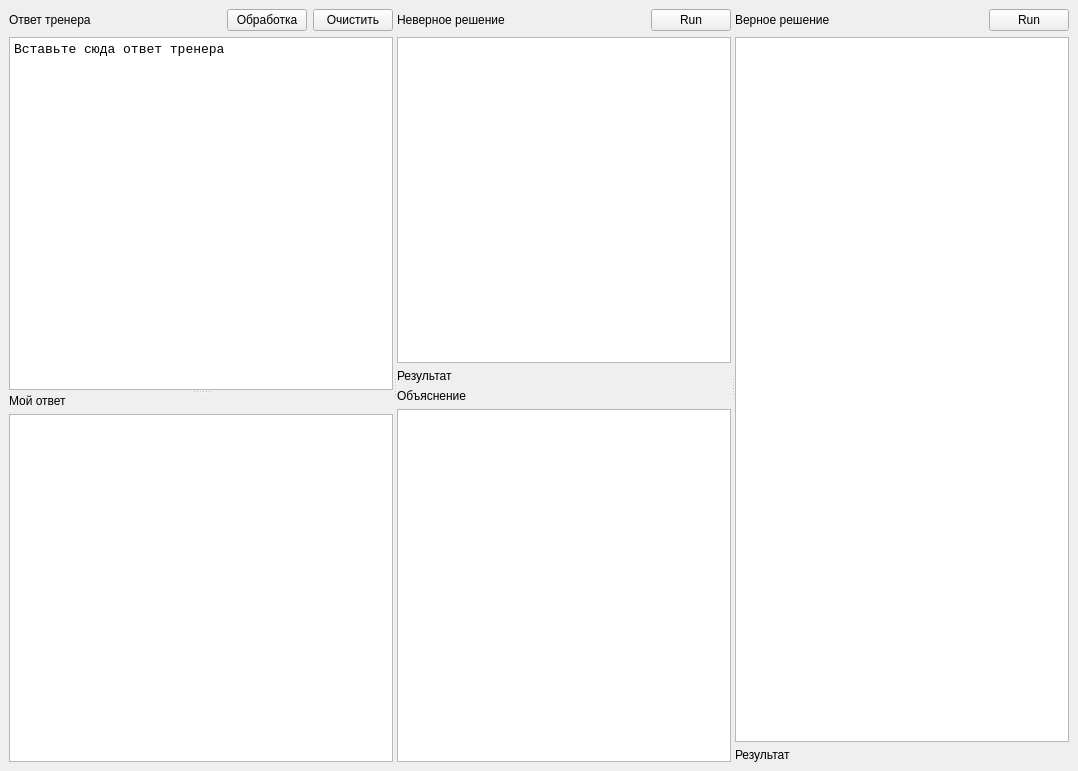
This is mainwindow.ui in grigvlwork/logic as Qt 5 draws it before an edit. The edited form follows.
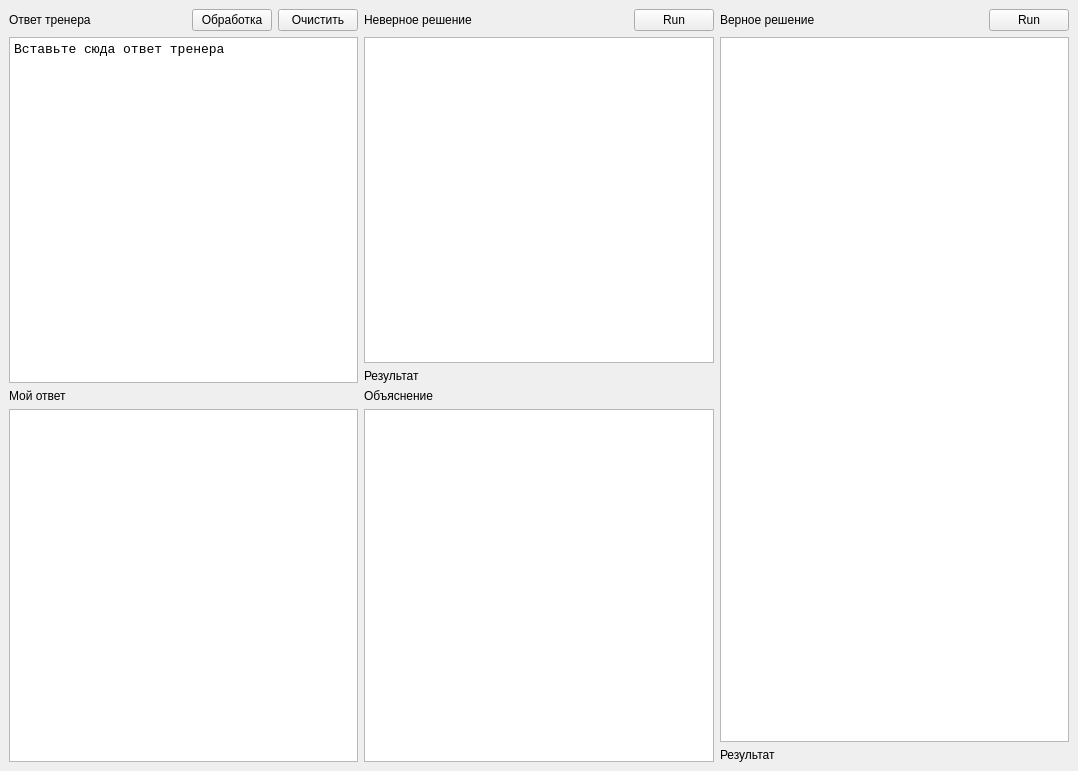
This is the edited form.

Commit message: поменял интерфейс. чтобы не растягивало при длинном выводе

The edit to the form file:
```diff
--- a/mainwindow.ui
+++ b/mainwindow.ui
@@ -16,15 +16,8 @@
   <widget class="QWidget" name="centralwidget">
    <layout class="QHBoxLayout" name="horizontalLayout_4">
     <item>
-     <widget class="QSplitter" name="splitter_2">
-      <property name="orientation">
-       <enum>Qt::Horizontal</enum>
-      </property>
-      <widget class="QSplitter" name="splitter">
-       <property name="orientation">
-        <enum>Qt::Vertical</enum>
-       </property>
-       <widget class="QWidget" name="">
+     <layout class="QVBoxLayout" name="verticalLayout_7">
+      <item>
         <layout class="QVBoxLayout" name="verticalLayout">
          <item>
           <layout class="QHBoxLayout" name="horizontalLayout">
@@ -79,8 +72,8 @@
           </widget>
          </item>
         </layout>
-       </widget>
-       <widget class="QWidget" name="layoutWidget">
+      </item>
+      <item>
         <layout class="QVBoxLayout" name="verticalLayout_2">
          <item>
           <widget class="QLabel" name="label_2">
@@ -100,9 +93,10 @@
           </widget>
          </item>
         </layout>
-       </widget>
-      </widget>
-      <widget class="QWidget" name="">
+      </item>
+     </layout>
+    </item>
+    <item>
        <layout class="QVBoxLayout" name="verticalLayout_6">
         <item>
          <layout class="QVBoxLayout" name="verticalLayout_3">
@@ -178,8 +172,8 @@
          </layout>
         </item>
        </layout>
-      </widget>
-      <widget class="QWidget" name="layoutWidget_2">
+    </item>
+    <item>
        <layout class="QVBoxLayout" name="verticalLayout_5">
         <item>
          <layout class="QHBoxLayout" name="horizontalLayout_3">
@@ -230,8 +224,6 @@
          </widget>
         </item>
        </layout>
-      </widget>
-     </widget>
     </item>
    </layout>
   </widget>
```
Lines whose indentation alone changed are shown as unchanged.
